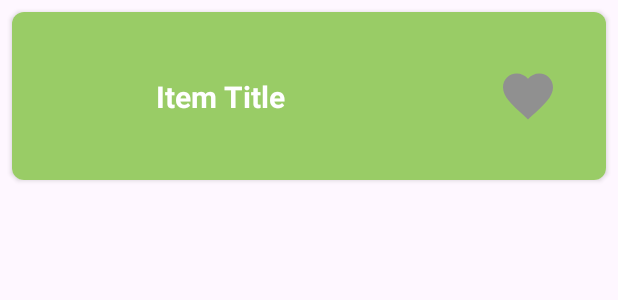
After one commit to artemkholev/SecondAndroidLab, an Android app: the layout item.xml on its own in the app's theme, with its tools: preview values and no code run, on a phone screen of 412 x 824 dp. The commit adds this screen. Shown: the top 300 px of the screen. Run offline under Robolectric (Android 15) with nearby library versions, the phone set to English and light mode, and no system bars.

Commit message:
ADD: card_layout, main_layout, styles, itemAdapter, MainActivity; CHANGE: requirements, theme, icons

```diff
--- a/app/build.gradle.kts
+++ b/app/build.gradle.kts
@@ -39,8 +39,8 @@ android {
 }
 
 dependencies {
-    implementation(libs.androidx.recyclerview)
-    implementation(libs.javafaker)
+    implementation(libs.androidx.recyclerview.v121)
+    implementation(libs.androidx.cardview)
     implementation(libs.glide)
     implementation(libs.androidx.core.ktx)
     implementation(libs.androidx.appcompat)
--- /dev/null
+++ b/app/src/main/res/drawable/ic_like.xml
@@ -0,0 +1,10 @@
+<vector xmlns:android="http://schemas.android.com/apk/res/android"
+    android:width="24dp"
+    android:height="24dp"
+    android:tint="@color/grey"
+    android:viewportWidth="24"
+    android:viewportHeight="24">
+    <path
+        android:fillColor="@android:color/white"
+        android:pathData="M12,21.35l-1.45,-1.32C5.4,15.36 2,12.28 2,8.5 2,5.42 4.42,3 7.5,3c1.74,0 3.41,0.81 4.5,2.09C13.09,3.81 14.76,3 16.5,3 19.58,3 22,5.42 22,8.5c0,3.78 -3.4,6.86 -8.55,11.54L12,21.35z" />
+</vector>
--- /dev/null
+++ b/app/src/main/res/layout/item.xml
@@ -0,0 +1,56 @@
+<?xml version="1.0" encoding="utf-8"?>
+<androidx.cardview.widget.CardView xmlns:android="http://schemas.android.com/apk/res/android"
+    xmlns:tools="http://schemas.android.com/tools"
+    android:layout_width="match_parent"
+    android:layout_height="wrap_content"
+    xmlns:app="http://schemas.android.com/apk/res-auto"
+    android:layout_margin="8dp"
+    app:cardCornerRadius="8dp">
+
+    <androidx.constraintlayout.widget.ConstraintLayout
+        android:layout_width="match_parent"
+        android:layout_height="wrap_content"
+        android:orientation="horizontal"
+        android:background="#99CC66"
+        android:padding="16dp"
+    >
+        <ImageView
+            android:id="@+id/item_image"
+            android:layout_width="80dp"
+            android:layout_height="80dp"
+            app:layout_constraintStart_toStartOf="parent"
+            app:layout_constraintTop_toTopOf="parent"
+            app:layout_constraintBottom_toBottomOf="parent"
+            android:layout_marginEnd="8dp"
+            app:tint="#336600" />
+
+        <TextView
+            android:id="@+id/item_title"
+            android:layout_width="wrap_content"
+            android:layout_height="wrap_content"
+            android:text="@string/item_title"
+            android:textColor="@color/white"
+            android:textSize="20sp"
+            android:textStyle="bold"
+            app:layout_constraintStart_toEndOf="@id/item_image"
+            app:layout_constraintTop_toTopOf="parent"
+            app:layout_constraintBottom_toBottomOf="parent"
+            android:layout_marginEnd="8dp"
+        />
+
+        <ImageView
+            android:id="@+id/liked_image"
+            android:layout_width="40dp"
+            android:layout_height="40dp"
+            android:layout_marginEnd="16dp"
+            android:src="@drawable/ic_like"
+            tools:ignore="MissingConstraints"
+            android:background="?attr/selectableItemBackgroundBorderless"
+            app:layout_constraintEnd_toEndOf="parent"
+            app:layout_constraintTop_toTopOf="parent"
+            app:layout_constraintBottom_toBottomOf="parent"
+        />
+    </androidx.constraintlayout.widget.ConstraintLayout>
+
+
+</androidx.cardview.widget.CardView>
--- a/app/src/main/res/values-night/themes.xml
+++ b/app/src/main/res/values-night/themes.xml
@@ -1,7 +1,8 @@
 <resources xmlns:tools="http://schemas.android.com/tools">
     <!-- Base application theme. -->
     <style name="Base.Theme.SecondAndroidLab" parent="Theme.Material3.DayNight.NoActionBar">
-        <!-- Customize your dark theme here. -->
-        <!-- <item name="colorPrimary">@color/my_dark_primary</item> -->
+        <item name="colorPrimary">@color/primary_color</item>
+        <item name="android:statusBarColor">@color/status_bar_color</item>
+        <item name="android:windowLightStatusBar">true</item>
     </style>
 </resources>
--- a/app/src/main/res/values/colors.xml
+++ b/app/src/main/res/values/colors.xml
@@ -1,5 +1,14 @@
 <?xml version="1.0" encoding="utf-8"?>
 <resources>
+    <color name="purple_200">#FFBB86FC</color>
+    <color name="purple_500">#FF6200EE</color>
+    <color name="purple_700">#FF3700B3</color>
+    <color name="teal_200">#FF03DAC5</color>
+    <color name="teal_700">#FF018786</color>
     <color name="black">#FF000000</color>
     <color name="white">#FFFFFFFF</color>
+    <color name="grey">#909090</color>
+    <color name="red">#BD3D3D</color>
+    <color name="primary_color">#99CC66</color>
+    <color name="status_bar_color">#99CC66</color>
 </resources>
--- /dev/null
+++ b/app/src/main/res/values/ids.xml
@@ -0,0 +1,4 @@
+<?xml version="1.0" encoding="utf-8"?>
+<resources>
+    <item name="image_view" type="id" />
+</resources>
--- a/app/src/main/res/values/strings.xml
+++ b/app/src/main/res/values/strings.xml
@@ -1,3 +1,5 @@
 <resources>
     <string name="app_name">SecondAndroidLab</string>
+    <string name="item_title">Item Title</string>
+    <string name="recycler_view">Recycler View</string>
 </resources>
--- a/app/src/main/res/values/themes.xml
+++ b/app/src/main/res/values/themes.xml
@@ -1,8 +1,9 @@
 <resources xmlns:tools="http://schemas.android.com/tools">
     <!-- Base application theme. -->
     <style name="Base.Theme.SecondAndroidLab" parent="Theme.Material3.DayNight.NoActionBar">
-        <!-- Customize your light theme here. -->
-        <!-- <item name="colorPrimary">@color/my_light_primary</item> -->
+        <item name="colorPrimary">@color/primary_color</item>
+        <item name="android:statusBarColor">@color/status_bar_color</item>
+        <item name="android:windowLightStatusBar">true</item>
     </style>
 
     <style name="Theme.SecondAndroidLab" parent="Base.Theme.SecondAndroidLab" />
```
Also changed, not shown: app/src/main/java/com/example/secondandroidlab/MainActivity.kt (+9 -30 lines), app/src/main/java/com/example/secondandroidlab/adapter/ItemAdapter.kt (added, +54 -0 lines), app/src/main/java/com/example/secondandroidlab/model/ItemService.kt (added, +26 -0 lines), app/src/main/res/drawable/ic_person.xml (added, +10 -0 lines), app/src/main/res/layout/activity_main.xml (added, +31 -0 lines), gradle/libs.versions.toml (+6 -6 lines).
